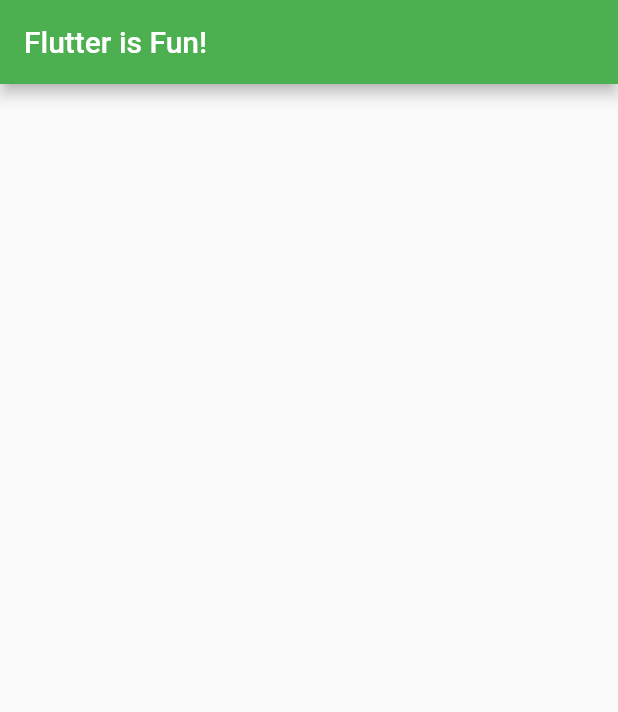
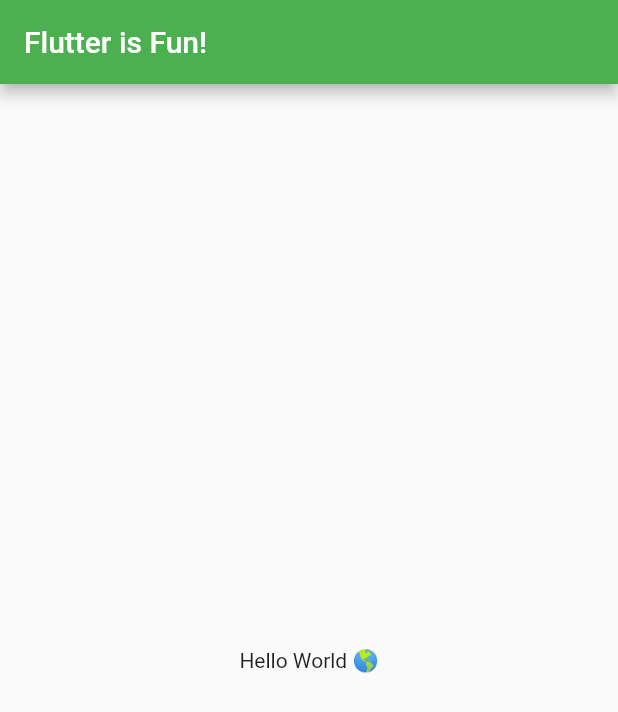
Before and after one commit to alh311/FlutterBasicTraining, a Flutter app: the screen it shows after launch, on a phone screen of 412 x 824 dp. Shown: the top 712 px of the screen. Run offline on Flutter 3.47's test engine with Material 2 defaults, Android fonts, the phone set to English and light mode, and no system bars.

Commit message:
Container * Up through Container section

```diff
--- a/flutter_basic_training/lib/main.dart
+++ b/flutter_basic_training/lib/main.dart
@@ -1,7 +1,7 @@
 import 'package:flutter/material.dart';
 
 void main() {
-  runApp(MyApp());
+  runApp(const MyApp());
 }
 
 class MyApp extends StatelessWidget {
@@ -15,6 +15,12 @@
           title: const Text('Flutter is Fun!'),
           backgroundColor: Colors.green,
         ),
+        body: const Center(
+          child: Padding(
+            child: Text('Hello World 🌎'),
+            padding: EdgeInsets.all(10),
+          ),
+        ),
       ),
     );
   }
```
